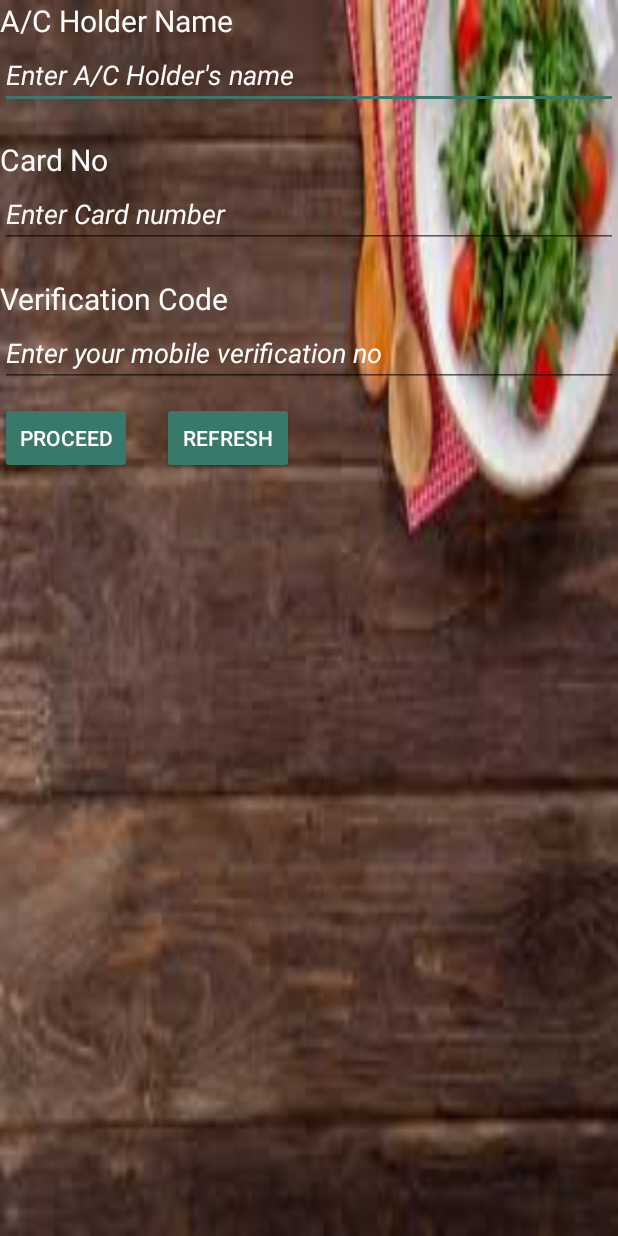
After one commit to tasneem96/restaurant_management_system, an Android app: the DebitCredit screen opened directly, with no data from a screen before it, on a phone screen of 412 x 824 dp. The commit adds this screen. Run offline under Robolectric (Android 15) with nearby library versions, the phone set to English and light mode, and no system bars.

Commit message:
Suha Upload

```diff
--- a/BMNSeats/app/src/main/AndroidManifest.xml
+++ b/BMNSeats/app/src/main/AndroidManifest.xml
@@ -11,7 +11,10 @@
         android:roundIcon="@mipmap/ic_launcher_round"
         android:supportsRtl="true"
         android:theme="@style/AppTheme">
-        <activity android:name=".FoodDetails"></activity>
+        <activity android:name=".MobileBanking"></activity>
+        <activity android:name=".DebitCredit" />
+        <activity android:name=".payment" />
+        <activity android:name=".FoodDetails" />
         <activity android:name=".Homedelivery" />
         <activity android:name=".Home" />
         <activity android:name=".Signup" />
--- /dev/null
+++ b/BMNSeats/app/src/main/java/com/example/bmnseats/DebitCredit.java
@@ -0,0 +1,20 @@
+package com.example.bmnseats;
+
+import android.support.v7.app.AppCompatActivity;
+import android.os.Bundle;
+import android.widget.Button;
+import android.widget.EditText;
+
+public class DebitCredit extends AppCompatActivity {
+
+    private EditText Code_EditText;
+    private Button Proceed_Button;
+    @Override
+    protected void onCreate(Bundle savedInstanceState) {
+        super.onCreate(savedInstanceState);
+        setContentView(R.layout.activity_debit_credit);
+
+        Code_EditText=findViewById(R.id.verificationCode);
+        Proceed_Button=findViewById(R.id.proceedButton);
+    }
+}
--- /dev/null
+++ b/BMNSeats/app/src/main/res/layout/activity_debit_credit.xml
@@ -0,0 +1,79 @@
+<?xml version="1.0" encoding="utf-8"?>
+<LinearLayout xmlns:android="http://schemas.android.com/apk/res/android"
+    xmlns:app="http://schemas.android.com/apk/res-auto"
+    xmlns:tools="http://schemas.android.com/tools"
+    android:layout_width="match_parent"
+    android:layout_height="match_parent"
+    android:orientation="vertical"
+    android:background="@drawable/image1"
+    tools:context=".DebitCredit">
+
+    <TextView
+        android:layout_width="wrap_content"
+        android:layout_height="wrap_content"
+        android:text="A/C Holder Name"
+        android:textColor="@color/white1"
+        android:textSize="20dp"/>
+
+    <EditText
+        android:layout_width="match_parent"
+        android:layout_height="wrap_content"
+        android:hint="Enter A/C Holder's name"
+        android:textColorHint="@color/white1"
+        android:textStyle="italic"/>
+
+    <TextView
+
+        android:layout_width="wrap_content"
+        android:layout_height="wrap_content"
+        android:text="Card No"
+        android:textSize="20dp"
+        android:textColor="@color/white1"
+        android:layout_marginTop="20dp"/>
+
+    <EditText
+        android:textColorHint="@color/white1"
+        android:id="@+id/acHolderName"
+        android:layout_width="match_parent"
+        android:layout_height="wrap_content"
+        android:hint="Enter Card number"
+        android:textStyle="italic"
+        />
+
+    <TextView
+        android:layout_width="wrap_content"
+        android:layout_height="wrap_content"
+        android:text="Verification Code"
+        android:textSize="20dp"
+        android:textColor="@color/white1"
+        android:layout_marginTop="20dp"/>
+
+    <EditText
+        android:textColorHint="@color/white1"
+        android:id="@+id/verificationCode"
+        android:layout_width="match_parent"
+        android:layout_height="wrap_content"
+        android:hint="Enter your mobile verification no"
+        android:textStyle="italic"
+        />
+    <LinearLayout
+        android:layout_width="match_parent"
+        android:layout_height="wrap_content">
+
+        <Button
+            android:id="@+id/proceedButton"
+            android:layout_width="wrap_content"
+            android:layout_height="wrap_content"
+            android:text="Proceed"
+            style="@style/Widget.AppCompat.Button.Colored"
+            android:layout_marginTop="10dp"
+            android:layout_marginRight="20dp"/>
+        <Button
+            android:layout_width="wrap_content"
+            android:layout_height="wrap_content"
+            android:text="Refresh"
+            style="@style/Widget.AppCompat.Button.Colored"
+            android:layout_marginTop="10dp"/>
+    </LinearLayout>
+
+</LinearLayout>
--- a/BMNSeats/app/src/main/res/values/strings.xml
+++ b/BMNSeats/app/src/main/res/values/strings.xml
@@ -14,7 +14,11 @@
         <item>Vegetables</item>
         <item>Juice</item>
         <item>Soft Drinksl</item>
+    </string-array>
 
-
+    <string-array name="payment_method">
+        <item>Cash</item>
+        <item>Debit or Credit Card</item>
+        <item>Mobile Banking</item>
     </string-array>
 </resources>
```
Also changed, not shown: BMNSeats/app/src/main/java/com/example/bmnseats/Homedelivery.java (+8 -0 lines), BMNSeats/app/src/main/java/com/example/bmnseats/MobileBanking.java (added, +13 -0 lines), BMNSeats/app/src/main/java/com/example/bmnseats/payment.java (added, +46 -0 lines), BMNSeats/app/src/main/res/layout/activity_mobile_banking.xml (added, +71 -0 lines), BMNSeats/app/src/main/res/layout/activity_payment.xml (added, +81 -0 lines), BMNSeats/app/src/main/res/layout/debit_popup.xml (added, +12 -0 lines), BMNSeats/app/src/main/res/drawable-v21/image1.jpg (added).
